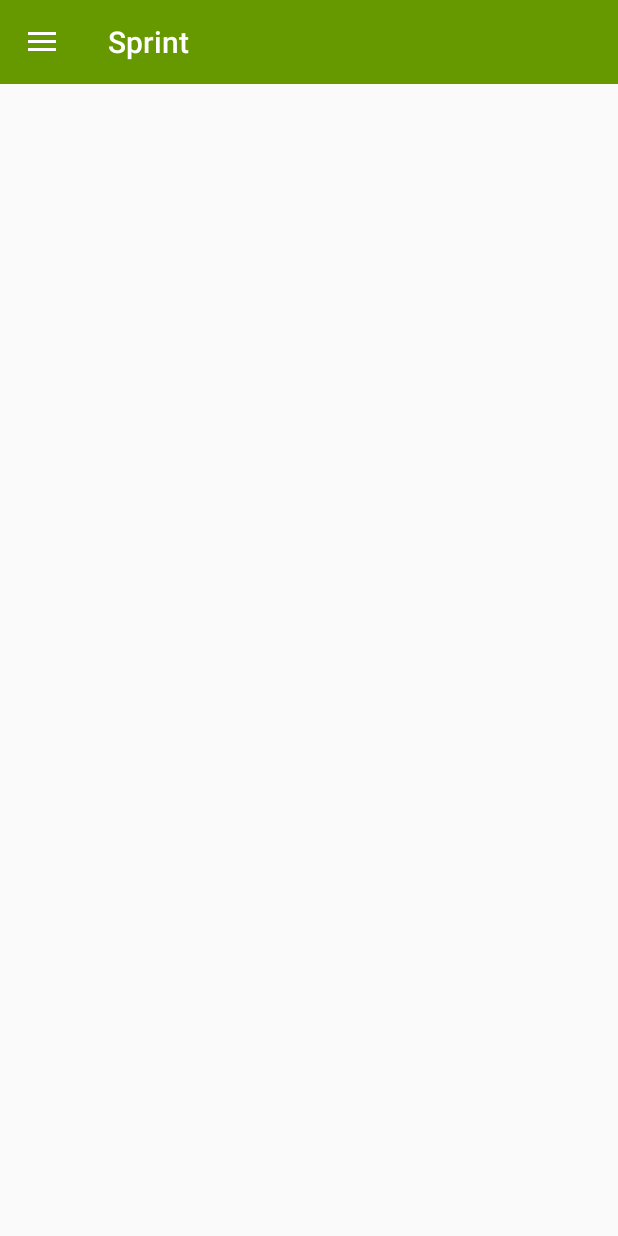
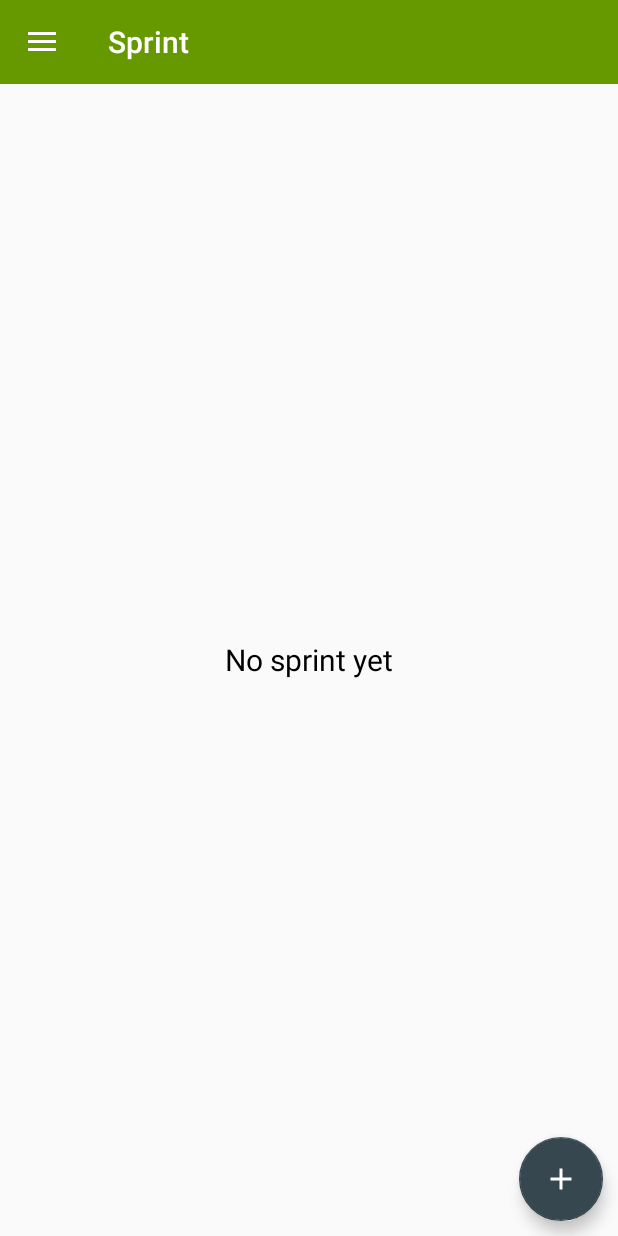
Before and after one commit to toko74/evaluator, an Android app: the screen it shows after launch (HomeActivity), in the side drawer, after a tap on "Sprint", on a phone screen of 412 x 824 dp. Run offline under Robolectric (Android 15) with nearby library versions, the phone set to English and light mode, and no system bars; libraries missing offline, so code that uses them is left out: com.melnykov.fab.

```diff
--- a/app/src/main/AndroidManifest.xml
+++ b/app/src/main/AndroidManifest.xml
@@ -16,6 +16,11 @@
                 <category android:name="android.intent.category.LAUNCHER" />
             </intent-filter>
         </activity>
+
+
+        <activity android:name=".exercises.SprintActivity" />
+
+
     </application>
 
 </manifest>
--- a/app/src/main/java/com/evaluator/HomeActivity.java
+++ b/app/src/main/java/com/evaluator/HomeActivity.java
@@ -2,14 +2,12 @@ package com.evaluator;
 
 import android.app.FragmentTransaction;
 import android.content.res.Configuration;
+import android.os.Bundle;
 import android.support.design.widget.NavigationView;
-import android.support.v4.view.GravityCompat;
-import android.support.v7.app.*;
-import android.os.Bundle;
+import android.support.v4.widget.DrawerLayout;
+import android.support.v7.app.ActionBarDrawerToggle;
+import android.support.v7.app.AppCompatActivity;
 import android.support.v7.widget.Toolbar;
-import android.view.Menu;
-import android.support.v4.widget.DrawerLayout;
-import android.view.MenuInflater;
 import android.view.MenuItem;
 
 import com.evaluator.group.GroupDetailsFragment;
@@ -17,13 +15,6 @@ import com.evaluator.group.GroupDetailsFragment;
 
 
 public class HomeActivity extends AppCompatActivity{
-
-
-
-	/**
-	 * Fragment managing the behaviors, interactions and presentation of the navigation drawer.
-	 */
-	private NavigationDrawerFragment mNavigationDrawerFragment;
 
 
 
@@ -44,25 +35,13 @@ public class HomeActivity extends AppCompatActivity{
 		super.onCreate(savedInstanceState);
 		setContentView(R.layout.home_layout);
 
-//		mNavigationDrawerFragment = (NavigationDrawerFragment)
-//				getSupportFragmentManager().findFragmentById(R.id.navigation_drawer);
-
 		toolbar = (Toolbar) findViewById(R.id.toolbar);
 		setSupportActionBar(toolbar);
-
 		dlDrawer = (DrawerLayout) findViewById(R.id.drawer_layout);
-
 		drawerToggle = setupDrawerToggle();
 		dlDrawer.setDrawerListener(drawerToggle);
 
-
-//		final ActionBar ab = getSupportActionBar();
-//		ab.setDisplayHomeAsUpEnabled(true);
-
-
 		NavigationView navigationView = (NavigationView)findViewById(R.id.navigationView);
-
-
 		navigationView.setNavigationItemSelectedListener(new NavigationView.OnNavigationItemSelectedListener(){
 			@Override
 			public boolean onNavigationItemSelected(MenuItem menuItem){
@@ -72,34 +51,30 @@ public class HomeActivity extends AppCompatActivity{
 			}
 		});
 
-//
-//		// Set up the drawer.
-//		mNavigationDrawerFragment.setUp(
-//				R.id.navigation_drawer,
-//				(DrawerLayout)findViewById(R.id.drawer_layout));
+		if(savedInstanceState == null){
+			FragmentTransaction ft = getFragmentManager().beginTransaction();
+			ft.add(R.id.container, GroupDetailsFragment.newInstance());
+			ft.commit();
+			setTitle(getString(R.string.group_details_title));
+		}
+	}
 
-		FragmentTransaction ft = getFragmentManager().beginTransaction();
-		ft.add(R.id.container, GroupDetailsFragment.newInstance());
-		ft.commit();
-
-		setTitle(getString(R.string.group_details_title));
-	}
 
 
 	@Override
 	protected void onPostCreate(Bundle savedInstanceState) {
 		super.onPostCreate(savedInstanceState);
-		// Sync the toggle state after onRestoreInstanceState has occurred.
-
 		drawerToggle.syncState();
 	}
+
+
 
 	@Override
 	public void onConfigurationChanged(Configuration newConfig) {
 		super.onConfigurationChanged(newConfig);
-		// Pass any configuration change to the drawer toggles
 		drawerToggle.onConfigurationChanged(newConfig);
 	}
+
 
 
 	private ActionBarDrawerToggle setupDrawerToggle() {
@@ -108,9 +83,7 @@ public class HomeActivity extends AppCompatActivity{
 
 
 
-
 	private void menuItemSelected(MenuItem menuItem){
-		// update the main content by replacing fragments
 		FragmentTransaction ft = getFragmentManager().beginTransaction();
 
 		String mTitle = "";
@@ -151,7 +124,6 @@ public class HomeActivity extends AppCompatActivity{
 		menuItem.setChecked(true);
 		setTitle(mTitle);
 		dlDrawer.closeDrawers();
-
 	}
 
 
@@ -166,27 +138,4 @@ public class HomeActivity extends AppCompatActivity{
 
 
 
-	//	public void onSectionAttached(int number){
-//		switch (number){
-//			case 1:
-//				mTitle = getString(R.string.title_section1);
-//				break;
-//			case 2:
-//				mTitle = getString(R.string.title_section2);
-//				break;
-//			case 3:
-//				mTitle = getString(R.string.title_section3);
-//				break;
-//		}
-//	}
-//
-//	public void restoreActionBar(){
-//		ActionBar actionBar = getSupportActionBar();
-//		actionBar.setDisplayShowTitleEnabled(true);
-//		actionBar.setTitle(mTitle);
-//	}
-
-
-
-
 }
--- a/app/src/main/java/com/evaluator/SprintFragment.java
+++ b/app/src/main/java/com/evaluator/SprintFragment.java
@@ -2,11 +2,15 @@ package com.evaluator;
 
 import android.app.Activity;
 import android.app.Fragment;
+import android.content.Intent;
 import android.os.Bundle;
 import android.support.annotation.Nullable;
+import android.support.design.widget.FloatingActionButton;
 import android.view.LayoutInflater;
 import android.view.View;
 import android.view.ViewGroup;
+
+import com.evaluator.exercises.SprintActivity;
 
 
 
@@ -14,6 +18,11 @@ import android.view.ViewGroup;
  * @author Gilad Opher
  */
 public class SprintFragment extends Fragment{
+
+
+
+	private FloatingActionButton startSprint;
+
 
 
 	@Override
@@ -29,6 +38,13 @@ public class SprintFragment extends Fragment{
 		View view = inflater.inflate(R.layout.sprint_fragment,container,false);
 
 
+		startSprint = (FloatingActionButton)view.findViewById(R.id.start_sprint);
+		startSprint.setOnClickListener(new View.OnClickListener(){
+			@Override
+			public void onClick(View v){
+				startActivity(new Intent(getActivity(), SprintActivity.class));
+			}
+		});
 
 		return view;
 	}
--- a/app/src/main/res/layout/app_main_toolbar.xml
+++ b/app/src/main/res/layout/app_main_toolbar.xml
@@ -8,5 +8,4 @@
 	android:fitsSystemWindows="true"
 	android:minHeight="?attr/actionBarSize"
 	app:theme="@style/ThemeOverlay.AppCompat.Dark.ActionBar"
-	android:background="?attr/colorPrimaryDark">
-</android.support.v7.widget.Toolbar>
+	android:background="?attr/colorPrimaryDark"/>
--- a/app/src/main/res/layout/sprint_fragment.xml
+++ b/app/src/main/res/layout/sprint_fragment.xml
@@ -1,7 +1,28 @@
 <?xml version="1.0" encoding="utf-8"?>
-<LinearLayout xmlns:android="http://schemas.android.com/apk/res/android"
-			  android:orientation="vertical"
-			  android:layout_width="match_parent"
-			  android:layout_height="match_parent">
+<FrameLayout xmlns:android="http://schemas.android.com/apk/res/android"
+			 xmlns:fab="http://schemas.android.com/apk/res-auto"
+			 android:orientation="vertical"
+			 android:layout_width="match_parent"
+			 android:layout_height="match_parent">
 
-</LinearLayout>
+
+	<TextView
+		android:id="@+id/no_results_view"
+		android:layout_width="wrap_content"
+		android:layout_height="wrap_content"
+		android:textColor="@android:color/black"
+		android:textSize="20sp"
+		android:layout_gravity="center"
+		android:text="@string/no_sprint_yet"/>
+
+
+	<android.support.design.widget.FloatingActionButton
+		android:id="@+id/start_sprint"
+		android:layout_width="wrap_content"
+		android:layout_height="wrap_content"
+		android:layout_gravity="end|bottom"
+		android:layout_margin="10dp"
+		android:elevation="10mm"
+		android:src="@drawable/ic_add_white_24dp"/>
+
+</FrameLayout>
--- a/app/src/main/res/values-21/Themes.xml
+++ b/app/src/main/res/values-21/Themes.xml
@@ -5,7 +5,7 @@
 	<style name="AppTheme" parent="Theme.AppCompat.Light.NoActionBar">
 		<item name="colorPrimary">@color/primary</item>
 		<item name="colorPrimaryDark">@color/colorPrimaryDark</item>
-		<item name="colorAccent">@color/material_blue_grey_800</item>
+		<item name="colorAccent">@color/colorSecondary</item>
 	</style>
 
 </resources>
--- a/app/src/main/res/values/colors.xml
+++ b/app/src/main/res/values/colors.xml
@@ -3,5 +3,7 @@
 	<color name="primary">#99CC00</color>
 	<color name="colorPrimaryDark">#669900</color>
 	<color name="textColorPrimary">#FFFFFF</color>
+	<color name="colorSecondary">@color/material_blue_grey_800</color>
+
 
 </resources>
--- a/app/src/main/res/values/strings.xml
+++ b/app/src/main/res/values/strings.xml
@@ -28,5 +28,6 @@
 
 	<string name="drawer_open">Open navigation drawer</string>
 	<string name="drawer_close">Close navigation drawer</string>
+	<string name="no_sprint_yet">No sprint yet</string>
 
 </resources>
--- a/app/src/main/res/values/styles.xml
+++ b/app/src/main/res/values/styles.xml
@@ -1,5 +1,10 @@
 <resources>
 
 
+	<style name="candidate_ex_button">
+		<item name="android:textSize">15sp</item>
+		<item name="android:textStyle">bold</item>
+		<item name="android:textColor">@android:color/white</item>
+	</style>
 
 </resources>
```
Also changed, not shown: app/src/main/java/com/evaluator/exercises/SprintActivity.java (added, +174 -0 lines), app/src/main/res/drawable/candidate_ex_button.xml (added, +24 -0 lines), app/src/main/res/layout/group_details_fragment.xml (+1 -16 lines), app/src/main/res/layout/sprint_exercise_layout.xml (added, +82 -0 lines), 1 other file.
